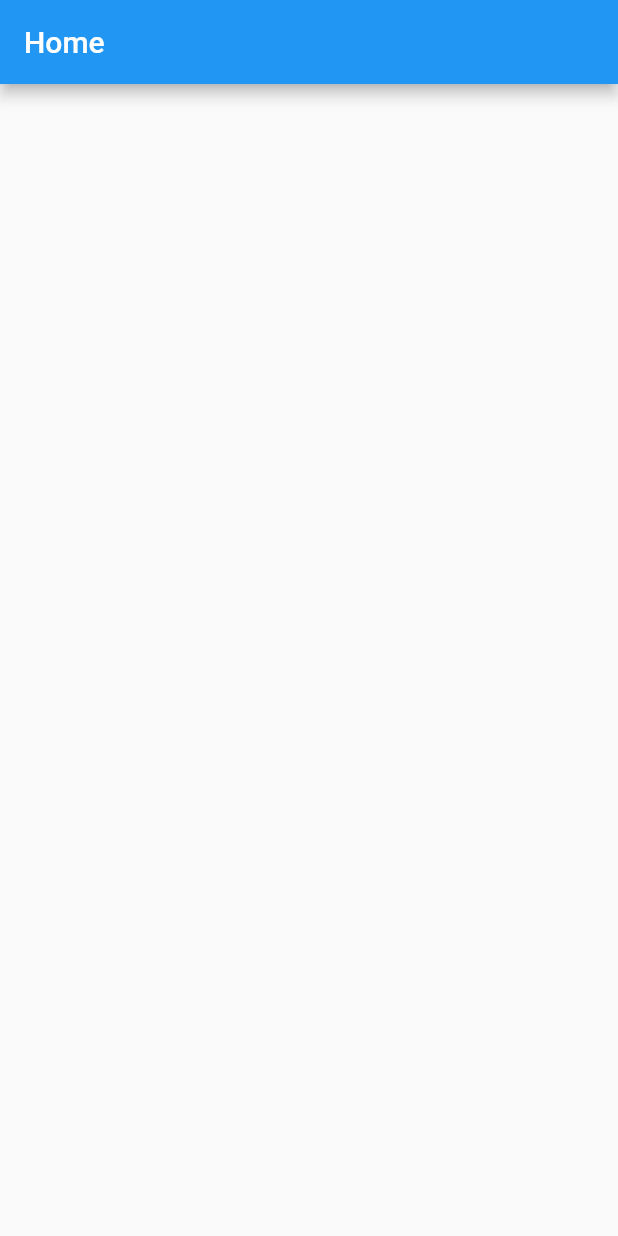
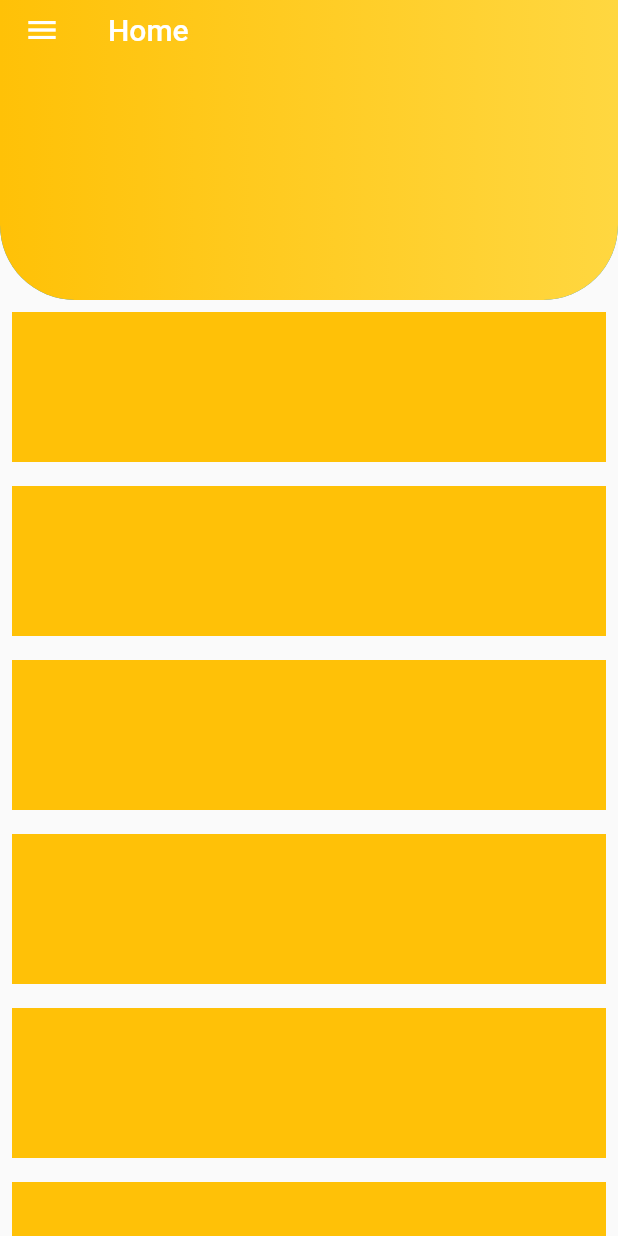
Before and after one commit to sbiswas2209/pilgrimage, a Flutter app: the screen it shows after launch, on a phone screen of 412 x 824 dp. Run offline on Flutter 3.47's test engine with Material 2 defaults, Android fonts, the phone set to English and light mode, and no system bars; missing offline and left inert: curved_drawer.

Commit message:
Added Base Home Page design

```diff
--- a/lib/pages/home.dart
+++ b/lib/pages/home.dart
@@ -1,3 +1,4 @@
+import 'package:curved_drawer/curved_drawer.dart';
 import 'package:flutter/material.dart';
 
 class HomePage extends StatefulWidget {
@@ -9,9 +10,47 @@ class _HomePageState extends State<HomePage> {
   @override
   Widget build(BuildContext context) {
     return Scaffold(
-      appBar: AppBar(
-        title: Text('Home'),
+      body: CustomScrollView(
+        slivers: [
+          SliverAppBar(
+            title: Text('Home'),
+            shape: RoundedRectangleBorder(
+              borderRadius: BorderRadius.vertical(
+                bottom: Radius.circular(50.0),
+              )
+            ),
+            floating: true,
+            pinned: true,
+            toolbarHeight: 40.0,
+            collapsedHeight: 50.0,
+            expandedHeight: 200.0,
+            flexibleSpace: Container(
+              decoration: BoxDecoration(
+                gradient: LinearGradient(colors: [Colors.amber, Colors.amberAccent]),
+                borderRadius: BorderRadius.vertical(
+                  bottom: Radius.circular(50.0),
+                ),
+              ),
+            ),
+          ),
+          SliverList(
+            delegate: SliverChildBuilderDelegate(
+              (context , index){
+                return Padding(
+                  padding: const EdgeInsets.all(8.0),
+                  child: Container(
+                    color: Colors.amber,
+                    height: 100.0,
+                    width: 100.0,
+                  ),
+                );
+              },
+              childCount: 20
+            ),
+          ),
+        ],
       ),
+      drawer: Drawer()
     );
   }
 }
--- a/pubspec.yaml
+++ b/pubspec.yaml
@@ -23,6 +23,7 @@ environment:
 dependencies:
   flutter:
     sdk: flutter
+  curved_drawer: ^0.1.2
 
 
   # The following adds the Cupertino Icons font to your application.
```
Also changed, not shown: pubspec.lock.
